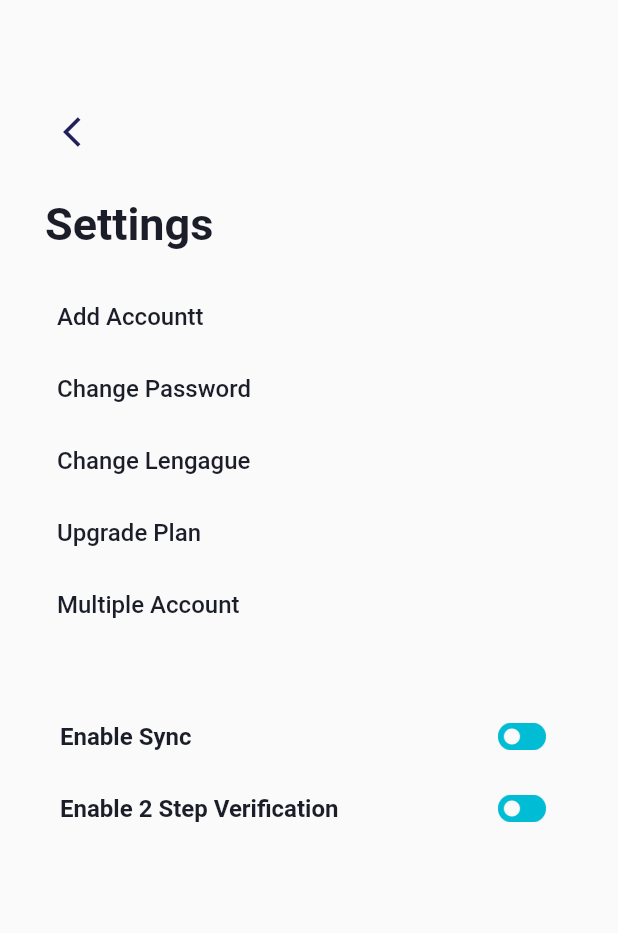
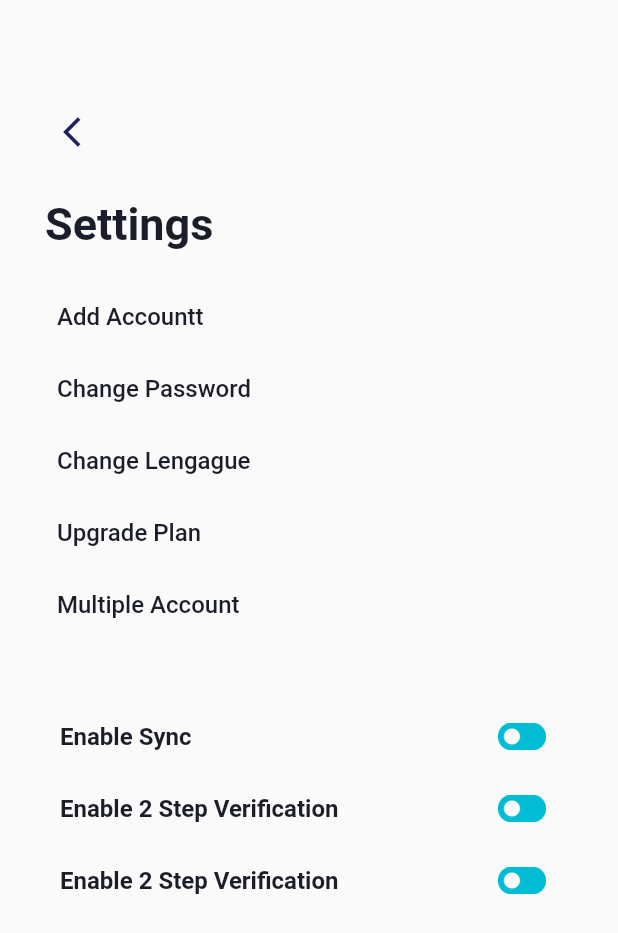
Before and after one commit to Inuconst/dirbox-apps, a Flutter app: the screen it shows after launch, on a phone screen of 412 x 824 dp. Shown: the top 933 px of the screen. Run offline on Flutter 3.47's test engine with Material 2 defaults, Android fonts, the light colour scheme and no system bars; our stand-ins replace get.

Commit message:
menambahkan padding

```diff
--- a/lib/app/modules/setting/views/setting_view.dart
+++ b/lib/app/modules/setting/views/setting_view.dart
@@ -91,6 +91,22 @@ class SettingView extends GetView<SettingController> {
                 ],
               ),
             ),
+             Padding(
+              padding: const EdgeInsets.only(left: 10, right: 10),
+              child: Row(mainAxisAlignment: MainAxisAlignment.spaceBetween,
+                children: [
+                  Text("Enable 2 Step Verification",
+                      style: TextStyle(
+                          fontSize: 16,
+                          fontWeight: FontWeight.bold,
+                          color: Color(0xff1B1D28))),
+                          IconButton(onPressed: () {
+
+                          }, icon: Image.asset("assets/icon/sli.png")),
+
+                ],
+              ),
+            ),
           ],
         ),
       ),
```
